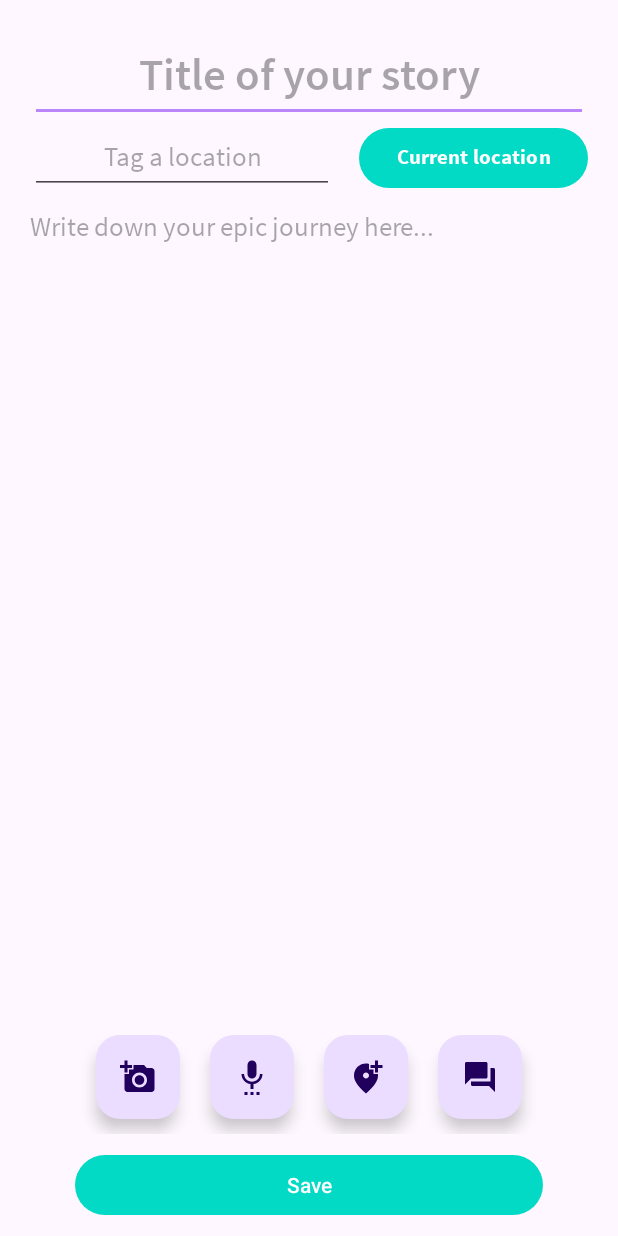
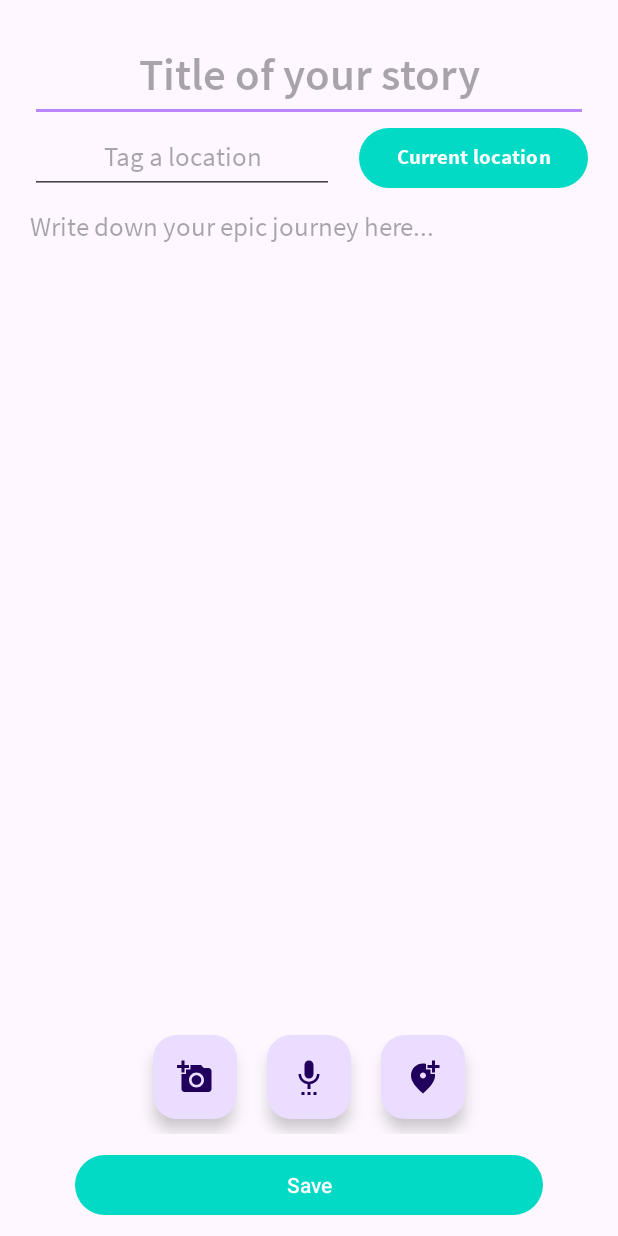
Before and after one commit to soonann/eton, an Android app built with Jetpack Compose: the NoteDetailActivity screen opened directly, with no data from a screen before it, on a phone screen of 412 x 824 dp. Run offline under Robolectric (Android 15) with nearby library versions, the phone set to English and light mode, and no system bars; our stand-ins replace Volley; libraries missing offline, so code that uses them is left out: com.google.mlkit.vision, com.karumi.dexter, io.github.jan.supabase; 11 statements that could not run were skipped.

Commit message:
feat: added gpt

```diff
--- a/app/src/main/AndroidManifest.xml
+++ b/app/src/main/AndroidManifest.xml
@@ -23,12 +23,6 @@
         android:supportsRtl="true"
         android:theme="@style/AppTheme"
         tools:targetApi="31">
-        <activity
-            android:name=".login.LocationActivity"
-            android:exported="false" />
-        <activity
-            android:name=".ConversationActivity"
-            android:exported="false" />
         <activity
             android:name=".map.MapActivity"
             android:exported="false" />
--- a/app/src/main/java/com/example/eton/noteDetail/NoteDetailActivity.kt
+++ b/app/src/main/java/com/example/eton/noteDetail/NoteDetailActivity.kt
@@ -31,7 +31,6 @@ import androidx.constraintlayout.widget.ConstraintLayout
 import androidx.core.app.ActivityCompat
 import androidx.core.content.ContextCompat
 import androidx.lifecycle.lifecycleScope
-import com.example.eton.ConversationActivity
 import com.example.eton.R
 import com.example.eton.utils.GetAddressFromLatLng
 import com.example.eton.map.MapActivity
@@ -92,11 +91,10 @@ class NoteDetailActivity : AppCompatActivity() {
     private lateinit var mFusedLocationClient: FusedLocationProviderClient
     private lateinit var imageLabeler: ImageLabeler
     private lateinit var progressDialog: ProgressDialog
-    public lateinit var geofencingClient: GeofencingClient
-    public val geofenceList = ArrayList<Geofence>()
+    private lateinit var geofencingClient: GeofencingClient
+    private val geofenceList = ArrayList<Geofence>()
     private val REQUEST_FOREGROUND_AND_BACKGROUND_PERMISSION_RESULT_CODE = 3 // random unique value
     private val REQUEST_FOREGROUND_ONLY_PERMISSIONS_REQUEST_CODE = 4
-    private val REQUEST_TURN_DEVICE_LOCATION_ON = 5
 
     @SuppressLint("MissingInflatedId")
     override fun onCreate(savedInstanceState: Bundle?) {
@@ -120,7 +118,7 @@ class NoteDetailActivity : AppCompatActivity() {
 
         etTitle = findViewById(R.id.editTextTitle)
         etBody = findViewById(R.id.editTextBody)
-        val textWatcher = CustomTextWatcher()
+        val textWatcher = CustomTextWatcher(this, etBody)
         etBody.addTextChangedListener(textWatcher)
         etLocation = findViewById(R.id.editTextLocation)
         imageView = findViewById(R.id.imageView)
@@ -169,6 +167,8 @@ class NoteDetailActivity : AppCompatActivity() {
 
             // Display the bitmap in the ImageView.
             imageView.setImageBitmap(bitmap)
+
+            setBodySizeToAboveImage()
         }
 
         if (note.photo_labels.isNotEmpty()) {
@@ -244,6 +244,7 @@ class NoteDetailActivity : AppCompatActivity() {
                 photo = data?.extras?.get("data") as Bitmap
                 imageView.setImageBitmap(photo)
                 labelImage(photo!!)
+                setBodySizeToAboveImage()
                 note.note_photo = photo?.let { bitmapToBase64(it) } ?: ""
             } else if (requestCode == PLACE_AUTOCOMPLETE_REQUEST_CODE) {
                 val place: Place = Autocomplete.getPlaceFromIntent(data!!)
@@ -353,11 +354,6 @@ class NoteDetailActivity : AppCompatActivity() {
         }
     }
 
-    fun onConversation(view: View) {
-        val intent = Intent(this, ConversationActivity::class.java)
-        startActivity(intent)
-    }
-
     // ---------------- UTILS ----------------
     /**
      * Convert a Bitmap type into a String
@@ -389,6 +385,12 @@ class NoteDetailActivity : AppCompatActivity() {
         } else {
             imageView.layoutParams = originalLayoutParams
         }
+    }
+
+    private fun setBodySizeToAboveImage() {
+        // To prevent note body from overlapping
+        val layoutParams = etBody.layoutParams as ConstraintLayout.LayoutParams
+        layoutParams.bottomToTop = R.id.imageView
     }
 
     /**
@@ -608,6 +610,7 @@ class NoteDetailActivity : AppCompatActivity() {
 
     // ---------------- CONST VAR ----------------
     companion object {
+
         private const val PLACE_AUTOCOMPLETE_REQUEST_CODE = 1
         private const val CAMERA_REQUEST = 2
         private const val SPEECH_INPUT = 3
--- a/app/src/main/res/layout/activity_note_detail.xml
+++ b/app/src/main/res/layout/activity_note_detail.xml
@@ -129,17 +129,6 @@
                 app:layout_constraintBottom_toBottomOf="parent"
                 app:layout_constraintEnd_toEndOf="parent" />
 
-            <com.google.android.material.floatingactionbutton.FloatingActionButton
-                android:id="@+id/conversationBtn"
-                android:layout_width="wrap_content"
-                android:layout_height="wrap_content"
-                android:layout_gravity="bottom|end"
-                android:src="@drawable/conversation"
-                android:layout_margin="10dp"
-                app:fabSize="normal"
-                android:onClick="onConversation"
-                app:layout_constraintBottom_toBottomOf="parent"
-                app:layout_constraintEnd_toEndOf="parent" />
         </LinearLayout>
         <Button
             android:id="@+id/btnSave"
@@ -171,7 +160,7 @@
         android:layout_width="228dp"
         android:layout_height="204dp"
         android:layout_marginBottom="12dp"
-        app:layout_constraintBottom_toBottomOf="@+id/editTextBody"
+        app:layout_constraintBottom_toTopOf="@+id/linearLayout"
         app:layout_constraintEnd_toEndOf="parent"
         app:layout_constraintHorizontal_bias="0.108"
         app:layout_constraintStart_toStartOf="parent"
--- a/app/src/main/res/values/strings.xml
+++ b/app/src/main/res/values/strings.xml
@@ -8,6 +8,5 @@
     <string name="previous">Previous</string>
 
     <string name="google_maps_api_key">CHATGPT_TOKEN_HERE</string>
-    <string name="supabase_url">SUPABASE_URL_HERE</string>
-    <string name="supabase_key">SUPABASE_ANON_TOKEN_HERE</string>
+    <string name="gpt_key">CHATGPT_TOKEN_HERE</string>
 </resources>
```
Also changed, not shown: app/src/main/java/com/example/eton/ConversationActivity.kt (deleted, +0 -114 lines), app/src/main/java/com/example/eton/utils/CustomTextWatcher.kt (+87 -5 lines), app/src/main/res/layout/activity_conversation.xml (deleted, +0 -74 lines).
